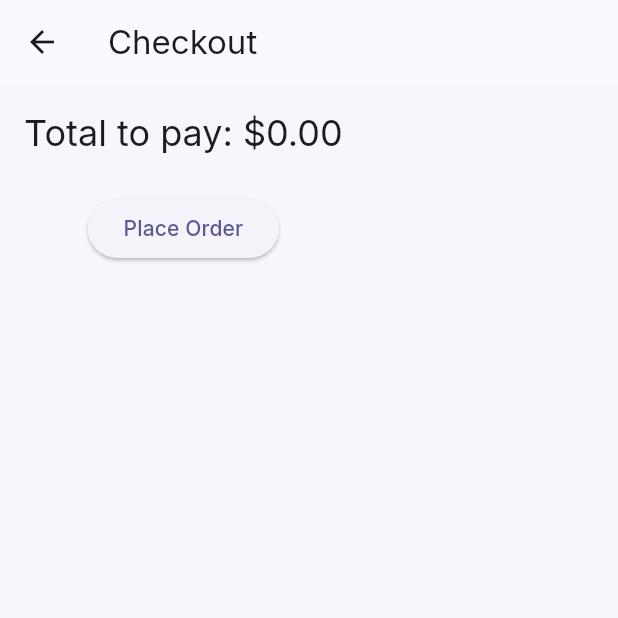
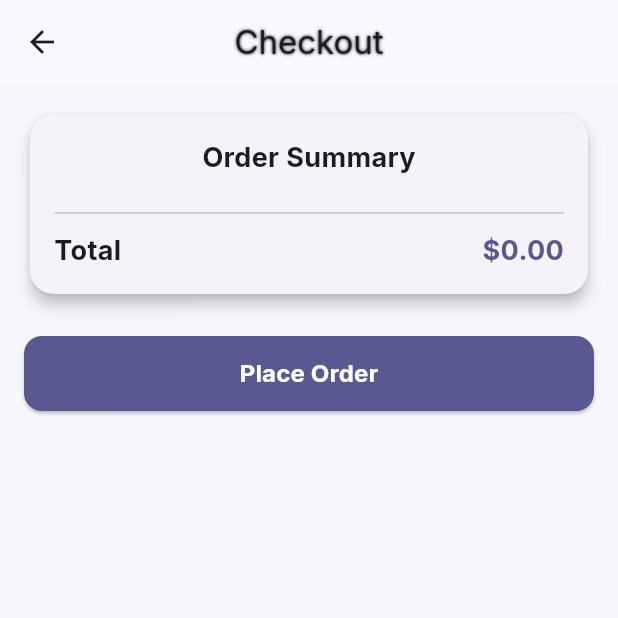
Before and after one commit to yashendra767/TasteRun, a Flutter app: the CheckoutScreen screen opened directly, on a phone screen of 412 x 824 dp, the top half of it. Run offline on Flutter 3.47's test engine with Material 3 defaults, Android fonts, the phone set to English and light mode, and no system bars; our stand-ins replace equatable, flutter_bloc, get_it.

Commit message:
order summary for checkout screen

```diff
--- a/lib/ui/screens/checkout_screen.dart
+++ b/lib/ui/screens/checkout_screen.dart
@@ -48,29 +48,86 @@ class _CheckoutScreenState extends State<CheckoutScreen> {
 
   @override
   Widget build(BuildContext context) {
-    final total = context.read<CartCubit>().state.total;
+    final cart = context.watch<CartCubit>().state;
+    final primaryColor = Theme.of(context).colorScheme.primary;
+
     return Scaffold(
-      appBar: AppBar(title: const Text("Checkout")),
-      body: Padding(
+      appBar: AppBar(
+        title: const Text(
+          "Checkout",
+          style: TextStyle(shadows: [Shadow(color: Colors.black, blurRadius: 2.0)]),
+        ),
+        centerTitle: true,
+      ),
+      body: Stack(
+        children: [
+          Padding(
             padding: const EdgeInsets.all(16),
             child: Column(
               children: [
-            Text("Total to pay: \$${total.toStringAsFixed(2)}",
-                style: Theme.of(context).textTheme.headlineSmall),
+                Card(
+                  shape: RoundedRectangleBorder(borderRadius: BorderRadius.circular(16)),
+                  elevation: 4,
+                  child: Padding(
+                    padding: const EdgeInsets.all(16),
+                    child: Column(
+                      children: [
+                        const Text("Order Summary", style: TextStyle(fontSize: 18, fontWeight: FontWeight.bold)),
+                        const SizedBox(height: 12),
+                        ...cart.items.map((ci) => Padding(
+                          padding: const EdgeInsets.symmetric(vertical: 6),
+                          child: Row(
+                            mainAxisAlignment: MainAxisAlignment.spaceBetween,
+                            children: [
+                              Text("${ci.item.name} x ${ci.qty}"),
+                              Text("\$${(ci.item.price * ci.qty).toStringAsFixed(2)}",
+                                  style: const TextStyle(fontWeight: FontWeight.bold)),
+                            ],
+                          ),
+                        )),
+                        const Divider(height: 24, thickness: 1),
+                        Row(
+                          mainAxisAlignment: MainAxisAlignment.spaceBetween,
+                          children: [
+                            const Text("Total",
+                                style: TextStyle(fontSize: 18, fontWeight: FontWeight.bold)),
+                            Text("\$${cart.total.toStringAsFixed(2)}",
+                                style: TextStyle(fontSize: 18, fontWeight: FontWeight.bold, color: primaryColor)),
+                          ],
+                        ),
+                      ],
+                    ),
+                  ),
+                ),
                 const SizedBox(height: 24),
                 if (_error != null) ...[
-              Text(_error!,
-                  style: const TextStyle(color: Colors.redAccent)),
+                  Text(_error!, style: const TextStyle(color: Colors.redAccent)),
                   const SizedBox(height: 12),
                 ],
-            _loading
-                ? const CircularProgressIndicator()
-                : ElevatedButton(
-              onPressed: _placeOrder,
-              child: const Text("Place Order"),
-            )
+                SizedBox(
+                  width: double.infinity,
+                  height: 50,
+                  child: ElevatedButton(
+                    style: ElevatedButton.styleFrom(
+                      backgroundColor: primaryColor,
+                      shape: RoundedRectangleBorder(borderRadius: BorderRadius.circular(12)),
+                    ),
+                    onPressed: _loading ? null : _placeOrder,
+                    child: const Text(
+                      "Place Order",
+                      style: TextStyle(fontSize: 16, fontWeight: FontWeight.bold, color: Colors.white),
+                    ),
+                  ),
+                ),
               ],
             ),
+          ),
+          if (_loading)
+            Container(
+              color: Colors.black45,
+              child: const Center(child: CircularProgressIndicator()),
+            ),
+        ],
       ),
     );
   }
```
Lines whose indentation alone changed are shown as unchanged.
